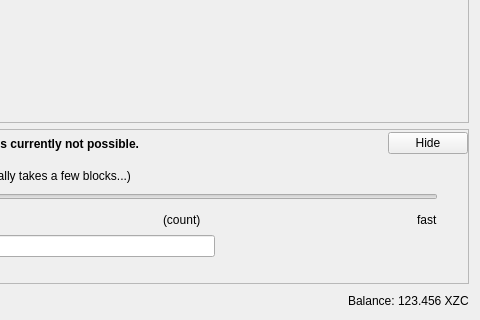
Before: the Qt Designer form src/qt/forms/sendcoinsdialog.ui in tecracoin/tecracoin, drawn with Qt 5; both pictures show x 370 to 850 and y 206 to 526 of the 850 by 526 pixel window.
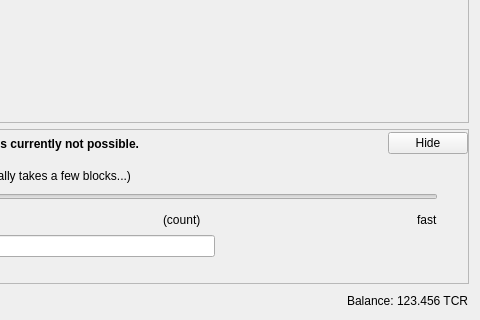
After: the same form once the commit is applied. Icons and pictures are not drawn. Custom widgets are drawn as their Qt base class.

The edit to the form file:
```diff
--- a/src/qt/forms/sendcoinsdialog.ui
+++ b/src/qt/forms/sendcoinsdialog.ui
@@ -1312,7 +1312,7 @@
           <cursorShape>IBeamCursor</cursorShape>
          </property>
          <property name="text">
-          <string notr="true">123.456 XZC</string>
+          <string notr="true">123.456 TCR</string>
          </property>
          <property name="textInteractionFlags">
           <set>Qt::LinksAccessibleByMouse|Qt::TextSelectableByKeyboard|Qt::TextSelectableByMouse</set>
```
